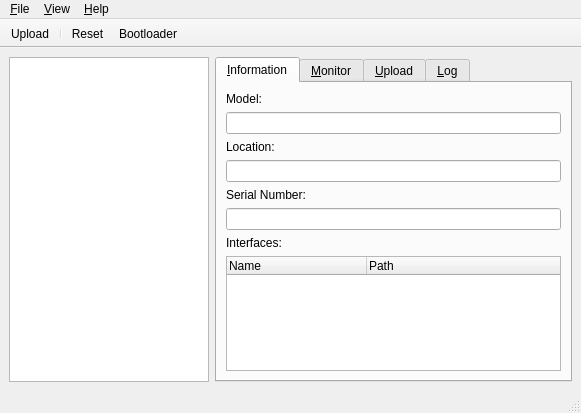
Before: the Qt Designer form qt/main_window.ui in Koromix/tytools, drawn with Qt 5.
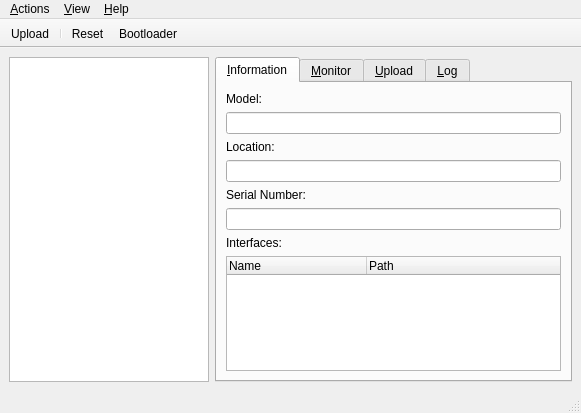
After: the same form once the commit is applied. Icons and pictures are not drawn.

The edit to the form file:
```diff
--- a/qt/main_window.ui
+++ b/qt/main_window.ui
@@ -307,7 +307,7 @@
    </property>
    <widget class="QMenu" name="menuFile">
     <property name="title">
-     <string>&amp;File</string>
+     <string>&amp;Actions</string>
     </property>
     <addaction name="actionNewWindow"/>
     <addaction name="separator"/>
```
Left out of the diff: 13 changed lines with no effect on the pictures.
